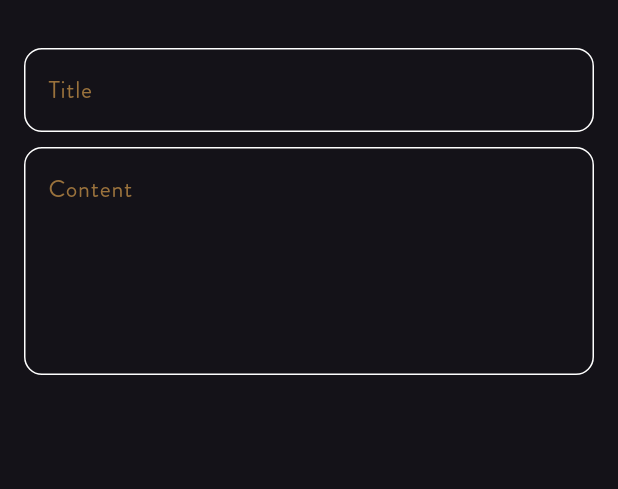
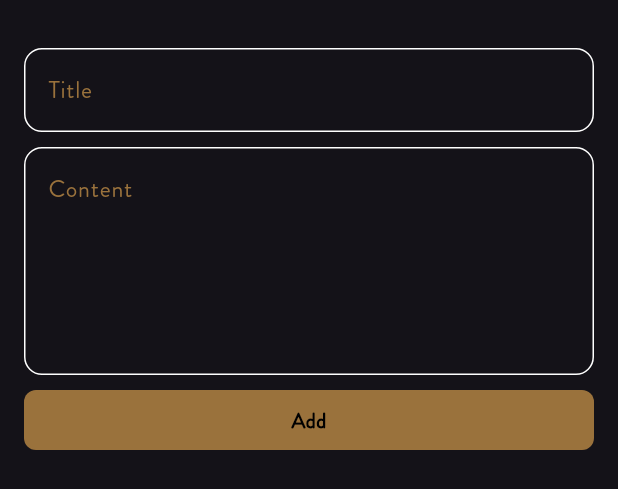
Before and after one commit to yousefsobhy12/5-notes_app, a Flutter app: the AddNoteBottomSheet widget shown alone on an empty page, opened directly, on a phone screen of 412 x 824 dp. Shown: the top 489 px of the screen. Run offline on Flutter 3.47's test engine with Material 3 defaults, Android fonts, the phone set to English and light mode, and no system bars.

Commit message:
custom button created & bottom sheet finished

```diff
--- a/lib/views/widgets/add_note_bottom_sheet.dart
+++ b/lib/views/widgets/add_note_bottom_sheet.dart
@@ -1,4 +1,6 @@
 import 'package:flutter/material.dart';
+import 'package:notes_app/constants.dart';
+import 'package:notes_app/views/widgets/custom_button.dart';
 import 'package:notes_app/views/widgets/custom_textfield.dart';
 
 class AddNoteBottomSheet extends StatelessWidget {
@@ -8,6 +10,7 @@ class AddNoteBottomSheet extends StatelessWidget {
   Widget build(BuildContext context) {
     return const Padding(
       padding: EdgeInsets.symmetric(horizontal: 16),
+      child: SingleChildScrollView(
         child: Column(
           children: [
             SizedBox(
@@ -24,7 +27,15 @@ class AddNoteBottomSheet extends StatelessWidget {
               hint: 'Content',
               maxLines: 5,
             ),
+            SizedBox(
+              height: 10,
+            ),
+            CustomButton(),
+            SizedBox(
+              height: 10,
+            ),
           ],
+        ),
       ),
     );
   }
--- /dev/null
+++ b/lib/views/widgets/custom_button.dart
@@ -0,0 +1,27 @@
+import 'package:flutter/material.dart';
+import 'package:notes_app/constants.dart';
+
+class CustomButton extends StatelessWidget {
+  const CustomButton({super.key});
+
+  @override
+  Widget build(BuildContext context) {
+    return Container(
+      height: 40,
+      width: MediaQuery.of(context).size.width,
+      decoration: BoxDecoration(
+        color: kPrimaryColor,
+        borderRadius: BorderRadius.circular(8),
+      ),
+      child: const Center(
+        child: Text(
+          "Add",
+          style: TextStyle(
+            color: Colors.black,
+            fontWeight: FontWeight.bold,
+          ),
+        ),
+      ),
+    );
+  }
+}
```
Lines whose indentation alone changed are shown as unchanged.
